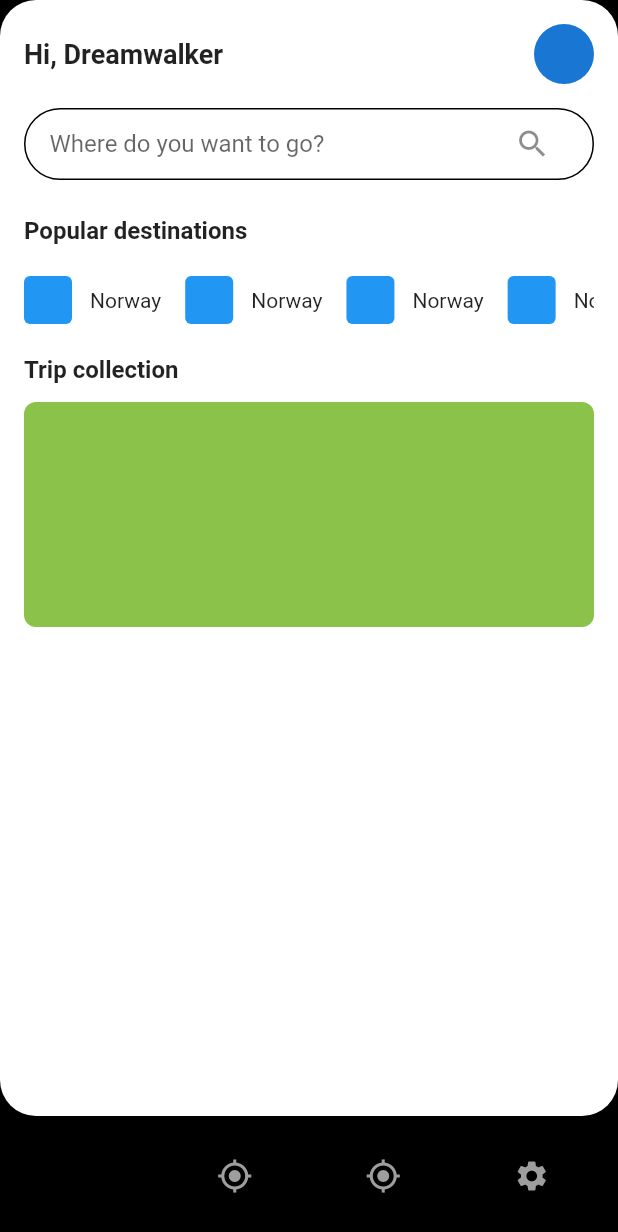
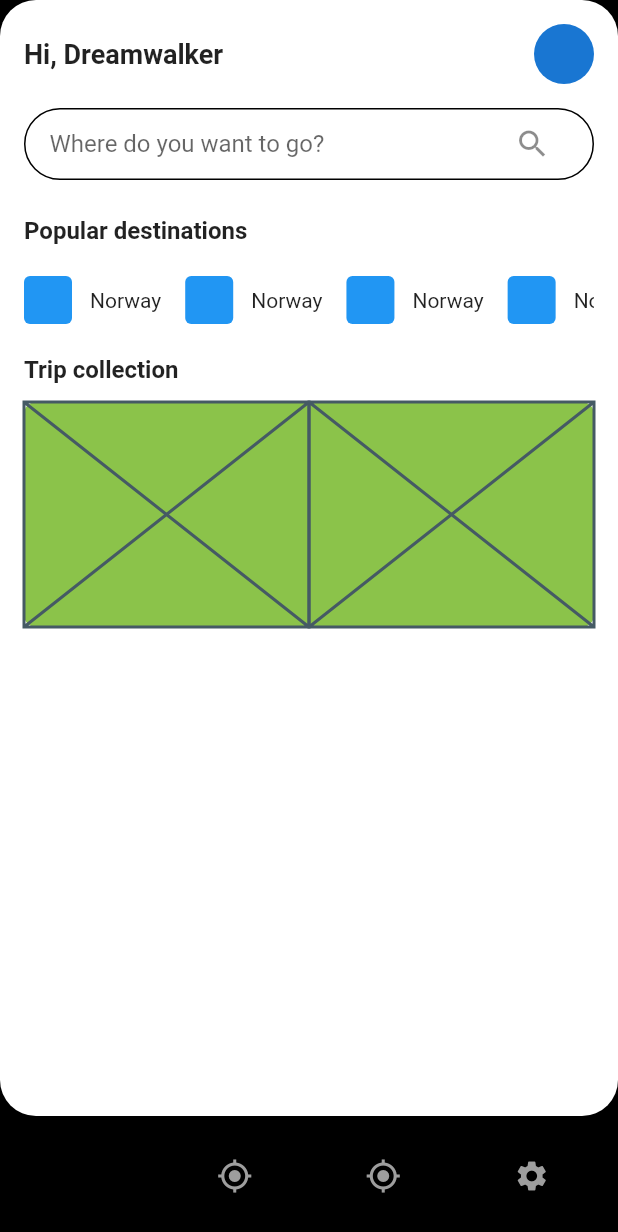
Before and after one commit to JAICHANGPARK/flutter_notebook_18th_story, a Flutter app: the RentalMainPage screen opened by its route, on a phone screen of 412 x 824 dp. Shown: the top 1232 px of the screen. Run offline on Flutter 3.47's test engine with Material 2 defaults, Android fonts, the phone set to English and light mode, and no system bars; our stand-ins replace flutter_riverpod, go_router.

Commit message:
Update rental_main_page.dart

```diff
--- a/lib/ep1051_travel_car_rental_app/src/ui/rental_main_page.dart
+++ b/lib/ep1051_travel_car_rental_app/src/ui/rental_main_page.dart
@@ -127,7 +127,8 @@ class _RentalMainPageState extends State<RentalMainPage> {
                           ),
                           child: Row(
                             children: [
-
+                              Expanded(child: Placeholder()),
+                              Expanded(child: Placeholder(),)
                             ],
                           ),
                         )
```
